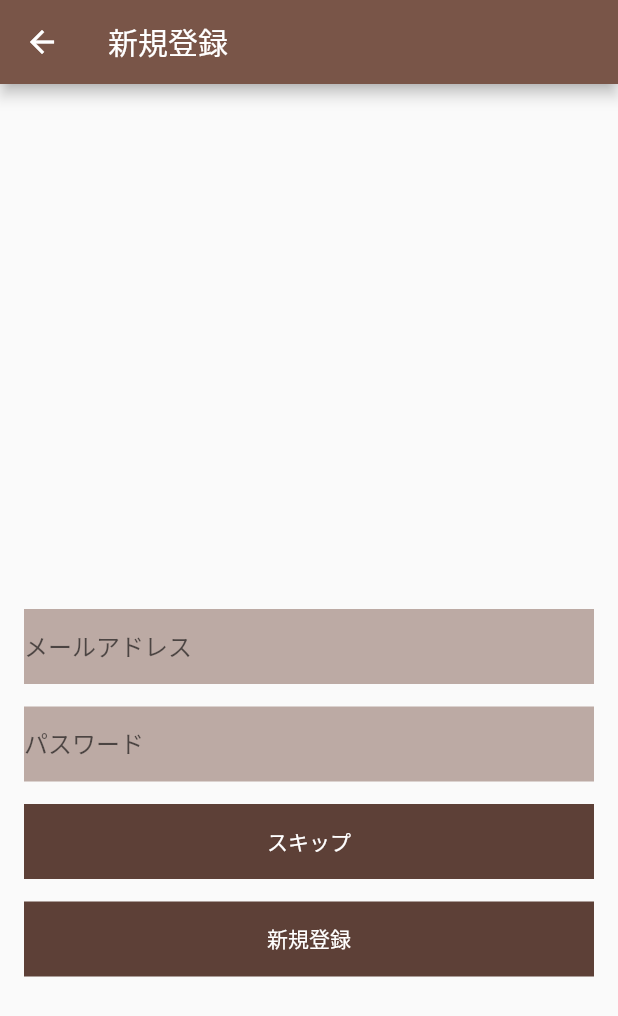
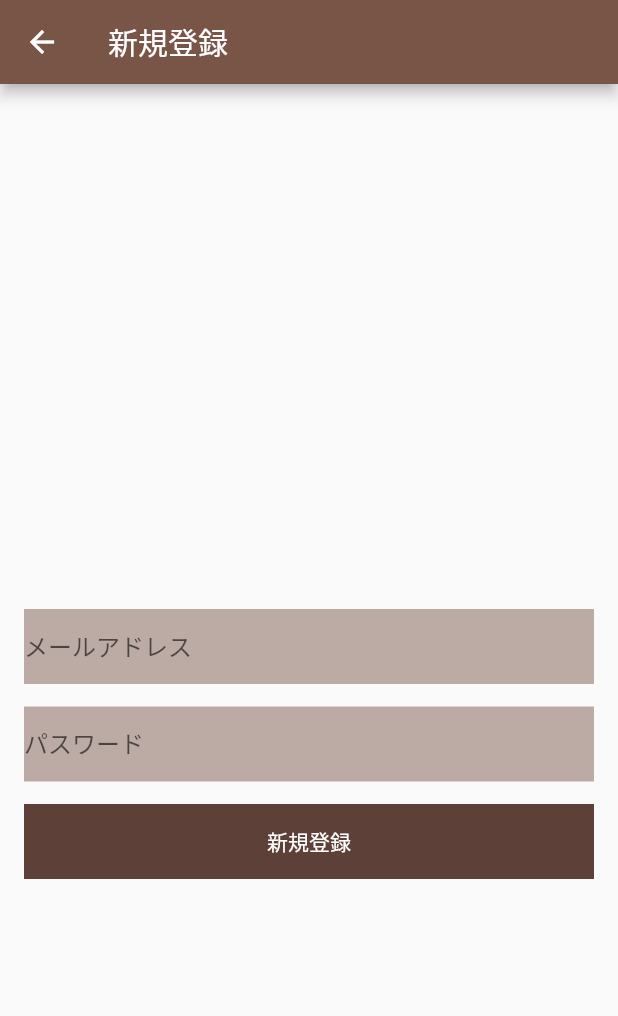
Before and after one commit to sakurako-y0316/sakuline, a Flutter app: the SignUpScreen screen opened directly, on a phone screen of 412 x 824 dp. Shown: the top 1016 px of the screen. Run offline on Flutter 3.47's test engine with Material 2 defaults, Android fonts, the phone set to English and light mode, and no system bars; our stand-ins replace cloud_firestore, firebase_auth, random_string, video_player; accounts and stored records are empty.

```diff
--- a/lib/screen/signup_screen.dart
+++ b/lib/screen/signup_screen.dart
@@ -60,28 +60,6 @@ class SignUpScreen extends StatelessWidget {
                   width: double.infinity,
                   color: Colors.brown[700],
                   height: 50,
-                  margin: EdgeInsets.only(left: 16, right: 16, bottom: 15),
-                  child: FlatButton(
-                    onPressed: () {
-                      Navigator.push(
-                        context,
-                        MaterialPageRoute<void>(
-                          builder: (context) {
-                            return TopScreen();
-                          },
-                        ),
-                      );
-                    },
-                    child: Text(
-                      'スキップ',
-                      style: TextStyle(color: Colors.white),
-                    ),
-                  ),
-                ),
-                Container(
-                  width: double.infinity,
-                  color: Colors.brown[700],
-                  height: 50,
                   margin: EdgeInsets.only(left: 16, right: 16),
                   child: FlatButton(
                     onPressed: () async {
```
Also changed, not shown: lib/screen/todo/category_list.dart (+5 -2 lines), lib/screen/top_screen.dart (+4 -4 lines), lib/assets/images/noimage.png (added), 1 other file.
